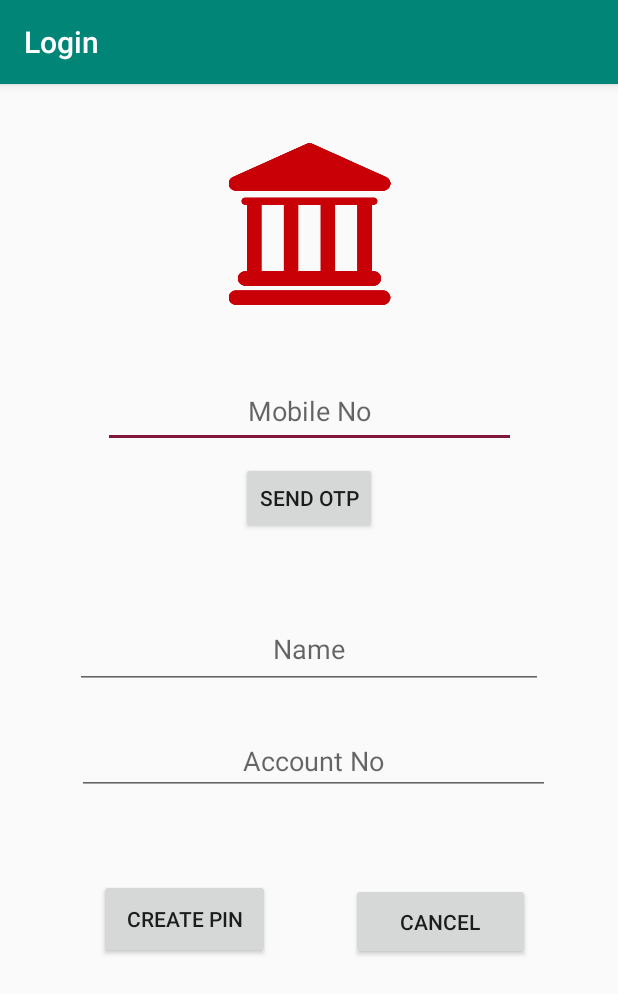
After one commit to Shivam-Singh-02/Gradhack, an Android app: the SignUp screen opened directly, with no data from a screen before it, on a phone screen of 412 x 824 dp. The commit adds this screen. Shown: the top 994 px of the screen. Run offline under Robolectric (Android 15) with nearby library versions, the phone set to English and light mode, and no system bars.

Commit message:
Added till createpin screen

```diff
--- a/app/build.gradle
+++ b/app/build.gradle
@@ -39,7 +39,6 @@ dependencies {
     implementation 'androidx.recyclerview:recyclerview:1.0.0'
     implementation 'androidx.cardview:cardview:1.0.0'
     implementation 'androidx.biometric:biometric:1.0.0-alpha04'
-    implementation ('com.amazonaws:aws-android-sdk-mobile-client:2.7.+@aar') { transitive = true }
-    implementation ('com.amazonaws:aws-android-sdk-lex:2.7.+@aar') {transitive = true;}
-
+    implementation('com.amazonaws:aws-android-sdk-mobile-client:2.7.+@aar') { transitive = true }
+    implementation('com.amazonaws:aws-android-sdk-lex:2.7.+@aar') { transitive = true; }
 }
--- a/app/src/main/java/com/example/test1/FingerprintHandler.kt
+++ b/app/src/main/java/com/example/test1/FingerprintHandler.kt
@@ -16,6 +16,7 @@ import androidx.core.content.ContextCompat.startActivity
 
 
 open class FingerprintHandler(Activity:Context){
+    var activity: Activity? = null
     var biometricPrompt: BiometricPrompt? = null
     val executor = MainThreadExecutor()
     fun buildBiometricPrompt(): BiometricPrompt.PromptInfo {
@@ -25,6 +26,9 @@ open class FingerprintHandler(Activity:Context){
             .setDescription("Touch your finger on the finger print sensor to authorise your account.")
             .setNegativeButtonText("Cancel")
             .build()
+    }
+    fun setNextActivity(nextActivity: Activity){
+        this.activity = nextActivity
     }
     var promptInfo = buildBiometricPrompt()
     var callback = object: BiometricPrompt.AuthenticationCallback(){
@@ -47,7 +51,7 @@ open class FingerprintHandler(Activity:Context){
         }
 
         fun onAuthSuccess() {
-            Activity.startActivity(Intent(Activity, NextActivity::class.java))
+            Activity.startActivity(Intent(Activity, activity!!::class.java))
             (Activity as AppCompatActivity).finish()
 
         }
--- a/app/src/main/java/com/example/test1/MainActivity.kt
+++ b/app/src/main/java/com/example/test1/Login.kt
@@ -28,7 +28,7 @@ import kotlinx.android.synthetic.main.activity_main.*
 
 
 
-class MainActivity : AppCompatActivity() {
+class Login : AppCompatActivity() {
     private var credentialsProvider: AWSCredentialsProvider? = null
     private var awsConfiguration: AWSConfiguration? = null
     private var biometricPrompt: BiometricPrompt? = null
@@ -79,6 +79,7 @@ class MainActivity : AppCompatActivity() {
         }
 
         selectFingerPrintButton.setOnClickListener{
+            fingerprintHandler.setNextActivity(NextActivity())
             biometricPrompt = BiometricPrompt( this, fingerprintHandler.executor,  fingerprintHandler.callback )
 
             findViewById<View>(R.id.selectFingerPrintButton).setOnClickListener { view ->
--- /dev/null
+++ b/app/src/main/java/com/example/test1/SignUp.kt
@@ -0,0 +1,39 @@
+package com.example.test1
+
+import android.content.Intent
+import androidx.appcompat.app.AppCompatActivity
+import android.os.Bundle
+import android.os.Handler
+import android.view.View
+import android.widget.Toast
+import kotlinx.android.synthetic.main.activity_sign_up.*
+
+class SignUp : AppCompatActivity() {
+
+    override fun onCreate(savedInstanceState: Bundle?) {
+        super.onCreate(savedInstanceState)
+        setContentView(R.layout.activity_sign_up)
+        btn_otp.setOnClickListener{
+
+            progressBar.visibility = View.VISIBLE
+            Handler().postDelayed({
+                editText_name.setText("Shivam Singh")
+                editText_account_no.setText("200012012085")
+                progressBar.visibility = View.INVISIBLE
+            }, 4000)
+        }
+
+        btn_create_pin.setOnClickListener{
+            Toast.makeText(this, editText_name.toString(), Toast.LENGTH_SHORT)
+            var myIntent = Intent(this, CreatePin::class.java)
+            startActivity(myIntent)
+//            if(editText_name.equals("") || editText_account_no.equals("")){
+//                Toast.makeText(this, "Empty Field Detected", Toast.LENGTH_SHORT)
+//            }else{
+//                var myIntent = Intent(this, CreatePin::class.java)
+//                startActivity(myIntent)
+//            }
+        }
+
+    }
+}
--- /dev/null
+++ b/app/src/main/res/drawable/bank.xml
@@ -0,0 +1,4 @@
+<?xml version="1.0" encoding="utf-8"?>
+<selector xmlns:android="http://schemas.android.com/apk/res/android">
+
+</selector>
--- a/app/src/main/res/layout/activity_main.xml
+++ b/app/src/main/res/layout/activity_main.xml
@@ -6,7 +6,7 @@
     android:layout_width="match_parent"
     android:layout_height="match_parent"
     android:orientation="vertical"
-    tools:context=".MainActivity">
+    tools:context=".Login">
 
     <ImageView
         android:id="@+id/imageView"
--- /dev/null
+++ b/app/src/main/res/layout/activity_sign_up.xml
@@ -0,0 +1,113 @@
+<?xml version="1.0" encoding="utf-8"?>
+<androidx.constraintlayout.widget.ConstraintLayout xmlns:android="http://schemas.android.com/apk/res/android"
+    xmlns:app="http://schemas.android.com/apk/res-auto"
+    xmlns:tools="http://schemas.android.com/tools"
+    android:layout_width="match_parent"
+    android:layout_height="match_parent"
+    tools:context=".SignUp">
+
+    <ImageView
+        android:id="@+id/imageView3"
+        android:layout_width="151dp"
+        android:layout_height="108dp"
+        app:layout_constraintBottom_toBottomOf="parent"
+        app:layout_constraintEnd_toEndOf="parent"
+        app:layout_constraintStart_toStartOf="parent"
+        app:layout_constraintTop_toTopOf="parent"
+        app:layout_constraintVertical_bias="0.060000002"
+        app:srcCompat="@drawable/bank" />
+
+    <EditText
+        android:id="@+id/editText_mobile_no"
+        android:layout_width="275dp"
+        android:layout_height="49dp"
+        android:ems="10"
+        android:hint="Mobile No"
+        android:inputType="phone"
+        android:textAlignment="center"
+        app:layout_constraintBottom_toBottomOf="parent"
+        app:layout_constraintEnd_toEndOf="parent"
+        app:layout_constraintStart_toStartOf="parent"
+        app:layout_constraintTop_toBottomOf="@+id/imageView3"
+        app:layout_constraintVertical_bias="0.07999998" />
+
+    <Button
+        android:id="@+id/btn_otp"
+        android:layout_width="wrap_content"
+        android:layout_height="wrap_content"
+        android:elevation="5px"
+        android:text="send OTP"
+        app:layout_constraintBottom_toBottomOf="parent"
+        app:layout_constraintEnd_toEndOf="parent"
+        app:layout_constraintStart_toStartOf="parent"
+        app:layout_constraintTop_toBottomOf="@+id/editText_mobile_no"
+        app:layout_constraintVertical_bias="0.01999998" />
+
+    <ProgressBar
+        android:id="@+id/progressBar"
+        style="?android:attr/progressBarStyle"
+        android:layout_width="37dp"
+        android:layout_height="41dp"
+        android:visibility="invisible"
+        app:layout_constraintBottom_toBottomOf="parent"
+        app:layout_constraintEnd_toEndOf="parent"
+        app:layout_constraintHorizontal_bias="0.2"
+        app:layout_constraintStart_toEndOf="@+id/btn_otp"
+        app:layout_constraintTop_toTopOf="parent"
+        app:layout_constraintVertical_bias="0.36" />
+
+    <EditText
+        android:id="@+id/editText_account_no"
+        android:layout_width="315dp"
+        android:layout_height="45dp"
+        android:ems="10"
+        android:hint="Account No"
+        android:inputType="number"
+        android:textAlignment="center"
+        app:layout_constraintBottom_toBottomOf="parent"
+        app:layout_constraintEnd_toEndOf="parent"
+        app:layout_constraintHorizontal_bias="0.531"
+        app:layout_constraintStart_toStartOf="parent"
+        app:layout_constraintTop_toBottomOf="@+id/editText_name"
+        app:layout_constraintVertical_bias="0.07999998" />
+
+    <EditText
+        android:id="@+id/editText_name"
+        android:layout_width="312dp"
+        android:layout_height="53dp"
+        android:ems="10"
+        android:hint="Name"
+        android:inputType="textPersonName"
+        android:textAlignment="center"
+        app:layout_constraintBottom_toBottomOf="parent"
+        app:layout_constraintEnd_toEndOf="parent"
+        app:layout_constraintStart_toStartOf="parent"
+        app:layout_constraintTop_toBottomOf="@+id/btn_otp"
+        app:layout_constraintVertical_bias="0.120000005" />
+
+    <Button
+        android:id="@+id/btn_create_pin"
+        android:layout_width="114dp"
+        android:layout_height="53dp"
+        android:layout_marginTop="56dp"
+        android:text="Create Pin"
+        app:layout_constraintBottom_toBottomOf="parent"
+        app:layout_constraintEnd_toStartOf="@+id/btn_cancel"
+        app:layout_constraintHorizontal_bias="0.55"
+        app:layout_constraintStart_toStartOf="parent"
+        app:layout_constraintTop_toBottomOf="@+id/editText_account_no"
+        app:layout_constraintVertical_bias="0.0" />
+
+    <Button
+        android:id="@+id/btn_cancel"
+        android:layout_width="119dp"
+        android:layout_height="51dp"
+        android:layout_marginTop="36dp"
+        android:text="cancel"
+        app:layout_constraintBottom_toBottomOf="parent"
+        app:layout_constraintEnd_toEndOf="parent"
+        app:layout_constraintHorizontal_bias="0.8"
+        app:layout_constraintStart_toStartOf="parent"
+        app:layout_constraintTop_toBottomOf="@+id/editText_account_no"
+        app:layout_constraintVertical_bias="0.110000014" />
+</androidx.constraintlayout.widget.ConstraintLayout>
--- a/app/src/main/res/layout/fingerprint_activity.xml
+++ b/app/src/main/res/layout/fingerprint_activity.xml
@@ -2,8 +2,7 @@
 <FrameLayout xmlns:android="http://schemas.android.com/apk/res/android"
     xmlns:tools="http://schemas.android.com/tools"
     android:layout_width="match_parent"
-    android:layout_height="match_parent"
-    tools:context=".FingerprintActivity">
+    android:layout_height="match_parent">
 
     <Button
         android:id="@+id/selectFingerPrintButton"
--- a/app/src/main/res/values/strings.xml
+++ b/app/src/main/res/values/strings.xml
@@ -2,4 +2,5 @@
     <string name="app_name">Login</string>
     <string name="tap_to_select_finger_print">Tap to select finger print</string>
     <string name="aws_region">us-east-1</string>
+    <string name="pin"></string>
 </resources>
```
Also changed, not shown: app/src/main/AndroidManifest.xml (+12 -12 lines), app/src/main/java/com/example/test1/CreatePin.kt (added, +33 -0 lines), app/src/main/java/com/example/test1/FingerprintActivity.java (deleted, +0 -80 lines), app/src/main/java/com/example/test1/FirstMenu.kt (added, +25 -0 lines), app/src/main/res/layout/activity_create_pin.xml (added, +69 -0 lines), app/src/main/res/layout/activity_first_menu.xml (added, +82 -0 lines), app/src/main/res/values/styles.xml (+7 -0 lines), app/src/main/res/drawable-v24/bank.png (added), app/src/main/res/drawable-v24/whitebank.png (added).
